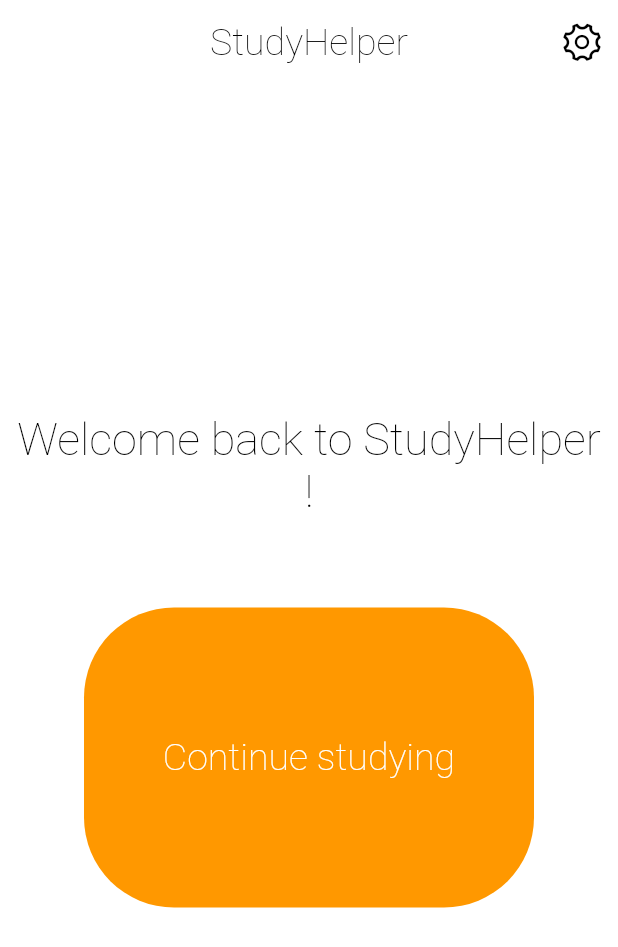
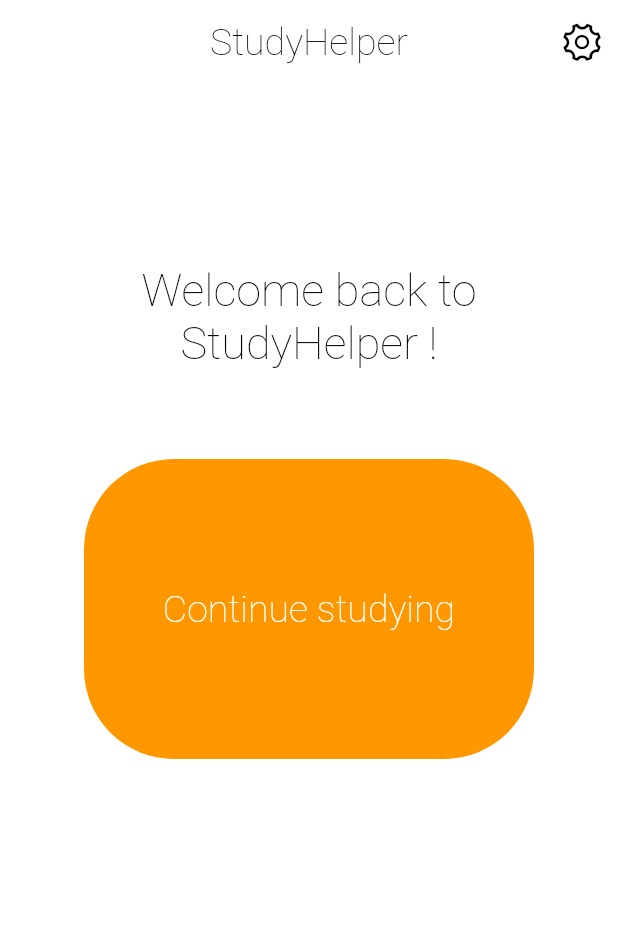
Before and after one commit to ClementSicard/StudyHelper, a Flutter app: the screen it shows after launch, on a phone screen of 412 x 824 dp. Shown: the top 947 px of the screen. Run offline on Flutter 3.47's test engine with Material 2 defaults, Android fonts, the phone set to English and light mode, and no system bars; our stand-ins replace fluttertoast.

Commit message:
adjusted layout of home page

```diff
--- a/study_helper/lib/pages/home_page.dart
+++ b/study_helper/lib/pages/home_page.dart
@@ -45,12 +45,13 @@ class _MyHomePageState extends State<MyHomePage> {
         ],
       ),
       backgroundColor: Colors.white,
-      body: Center(
-        child: Padding(
-          padding: const EdgeInsets.all(10.0),
+      body: Padding(
+        padding: const EdgeInsets.all(20.0),
         child: Column(
-            mainAxisAlignment: MainAxisAlignment.center,
+          mainAxisAlignment: MainAxisAlignment.start,
+          crossAxisAlignment: CrossAxisAlignment.center,
           children: <Widget>[
+            SizedBox(height: 100),
             Text(
               'Welcome back to StudyHelper !',
               textAlign: TextAlign.center,
@@ -68,8 +69,8 @@ class _MyHomePageState extends State<MyHomePage> {
               },
               text: "Continue studying",
             ),
+            SizedBox(height: 60),
           ],
-          ),
         ),
       ),
     );
```
Lines whose indentation alone changed are shown as unchanged.
